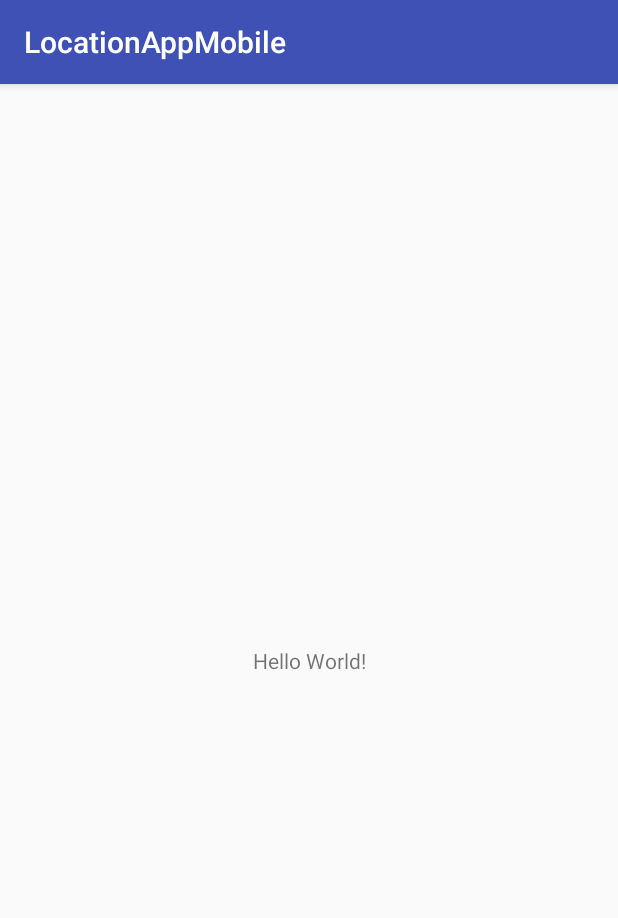
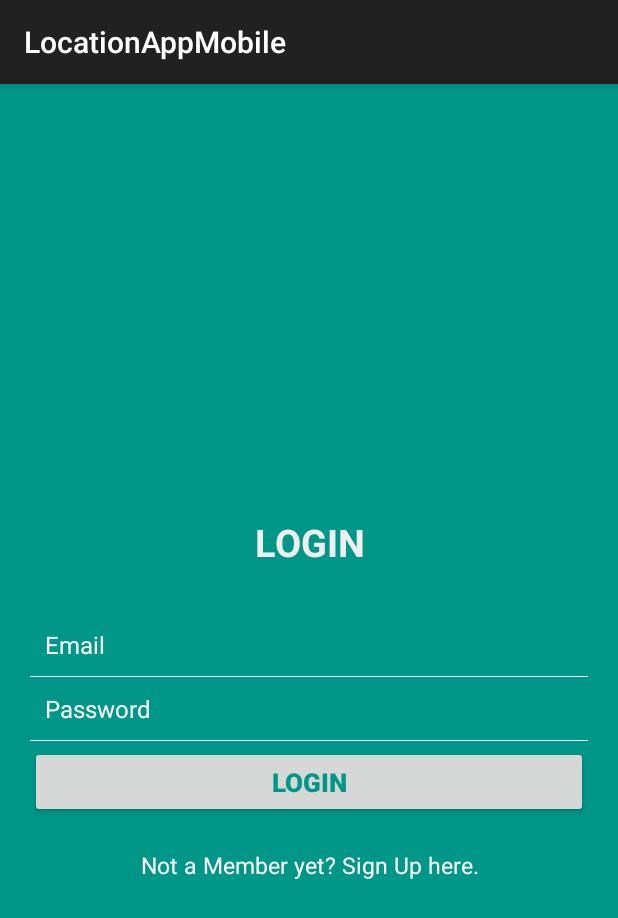
Before and after one commit to kolaczjakub2/LocationApp, an Android app: the screen it shows after launch (MainActivity), on a phone screen of 412 x 824 dp. Shown: the top 918 px of the screen. Run offline under Robolectric (Android 15) with nearby library versions, the phone set to English and light mode, and no system bars.

Commit message:
Mobile App Create Login Page

```diff
--- a/LocationAppMobile/app/src/main/res/layout/activity_main.xml
+++ b/LocationAppMobile/app/src/main/res/layout/activity_main.xml
@@ -1,19 +1,92 @@
-<?xml version="1.0" encoding="utf-8"?>
-<android.support.constraint.ConstraintLayout
-    xmlns:android="http://schemas.android.com/apk/res/android"
-    xmlns:tools="http://schemas.android.com/tools"
-    xmlns:app="http://schemas.android.com/apk/res-auto"
-    android:layout_width="match_parent"
-    android:layout_height="match_parent"
-    tools:context=".MainActivity">
+<RelativeLayout xmlns:android="http://schemas.android.com/apk/res/android"
+                android:layout_width="fill_parent"
+                android:layout_height="fill_parent"
+                android:padding="20dp"
+                android:background="@color/background_color">
+
+    <LinearLayout
+            android:id="@+id/login_layout"
+            android:layout_width="fill_parent"
+            android:layout_height="wrap_content"
+            android:layout_centerInParent="true"
+            android:orientation="vertical">
+
+        <TextView
+                android:layout_width="fill_parent"
+                android:layout_height="wrap_content"
+                android:gravity="center"
+                android:padding="10dp"
+                android:text="@string/login"
+                android:textColor="@color/white_greyish"
+                android:textSize="25sp"
+                android:textStyle="bold"/>
+
+        <EditText
+                android:id="@+id/login_emailid"
+                android:singleLine="true"
+                android:layout_width="fill_parent"
+                android:layout_height="wrap_content"
+                android:layout_marginTop="20dp"
+                android:background="@android:color/transparent"
+                android:drawablePadding="8dp"
+                android:gravity="center_vertical"
+                android:hint="@string/email"
+                android:inputType="textEmailAddress"
+                android:padding="10dp"
+                android:textColor="@color/white"
+                android:textColorHint="@color/white"
+                android:textSize="16sp"/>
+
+        <View
+                android:layout_width="fill_parent"
+                android:layout_height="1px"
+                android:background="@color/white_greyish"/>
+
+        <EditText
+                android:id="@+id/login_password"
+                android:singleLine="true"
+                android:layout_width="fill_parent"
+                android:layout_height="wrap_content"
+                android:background="@android:color/transparent"
+                android:drawablePadding="8dp"
+                android:gravity="center_vertical"
+                android:hint="@string/passowrd"
+                android:inputType="textPassword"
+                android:padding="10dp"
+                android:textColor="@color/white"
+                android:textColorHint="@color/white"
+                android:textSize="16sp"/>
+
+        <View
+                android:layout_width="fill_parent"
+                android:layout_height="1px"
+                android:background="@color/white_greyish"/>
+
+        <Button
+                android:id="@+id/loginBtn"
+                android:layout_width="fill_parent"
+                android:layout_height="wrap_content"
+                android:layout_marginTop="3dp"
+                android:padding="3dp"
+                android:text="@string/login"
+                android:textColor="#009688"
+                android:textSize="17sp"
+                android:textStyle="bold"/>
+
+
+    </LinearLayout>
 
     <TextView
-        android:layout_width="wrap_content"
-        android:layout_height="wrap_content"
-        android:text="Hello World!"
-        app:layout_constraintBottom_toBottomOf="parent"
-        app:layout_constraintLeft_toLeftOf="parent"
-        app:layout_constraintRight_toRightOf="parent"
-        app:layout_constraintTop_toTopOf="parent" />
+            android:id="@+id/createAccount"
+            android:layout_width="wrap_content"
+            android:layout_height="wrap_content"
+            android:layout_below="@+id/login_layout"
+            android:layout_centerHorizontal="true"
+            android:layout_marginTop="15dp"
+            android:gravity="center"
+            android:padding="5dp"
+            android:text="@string/newUser"
+            android:textColor="@color/white"
+            android:textSize="15sp"/>
 
-</android.support.constraint.ConstraintLayout>
+</RelativeLayout>
--- a/LocationAppMobile/app/src/main/res/values/colors.xml
+++ b/LocationAppMobile/app/src/main/res/values/colors.xml
@@ -1,6 +1,10 @@
 <?xml version="1.0" encoding="utf-8"?>
 <resources>
-    <color name="colorPrimary">#3F51B5</color>
-    <color name="colorPrimaryDark">#303F9F</color>
-    <color name="colorAccent">#FF4081</color>
+
+    <color name="background_color">#009688</color>
+    <color name="white">#FFFFFF</color>
+    <color name="black">#000000</color>
+    <color name="white_greyish">#EEEEEE</color>
+    <color name="button_selectorcolor">#9E9E9E</color>
+
 </resources>
--- a/LocationAppMobile/app/src/main/res/values/strings.xml
+++ b/LocationAppMobile/app/src/main/res/values/strings.xml
@@ -1,3 +1,9 @@
 <resources>
     <string name="app_name">LocationAppMobile</string>
+
+    <string name="action_settings">Settings</string>
+    <string name="email">Email</string>
+    <string name="passowrd">Password</string>
+    <string name="login">LOGIN</string>
+    <string name="newUser">Not a Member yet? Sign Up here.</string>
 </resources>
--- a/LocationAppMobile/app/src/main/res/values/styles.xml
+++ b/LocationAppMobile/app/src/main/res/values/styles.xml
@@ -3,9 +3,6 @@
     <!-- Base application theme. -->
     <style name="AppTheme" parent="Theme.AppCompat.Light.DarkActionBar">
         <!-- Customize your theme here. -->
-        <item name="colorPrimary">@color/colorPrimary</item>
-        <item name="colorPrimaryDark">@color/colorPrimaryDark</item>
-        <item name="colorAccent">@color/colorAccent</item>
     </style>
 
 </resources>
```
